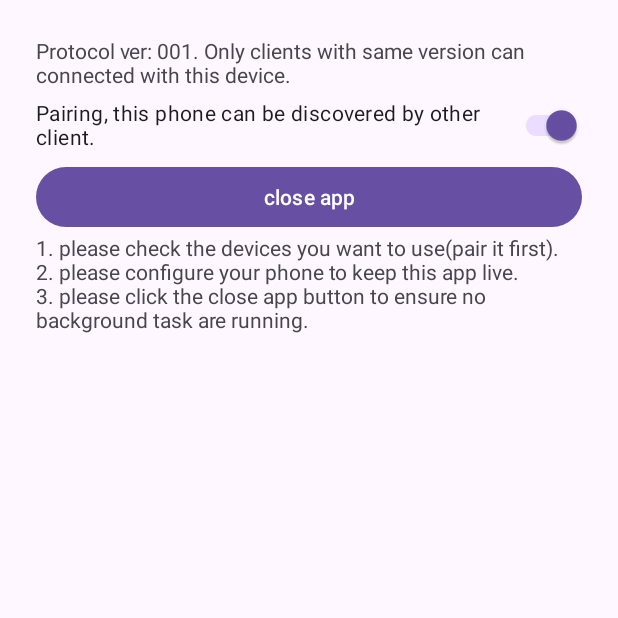
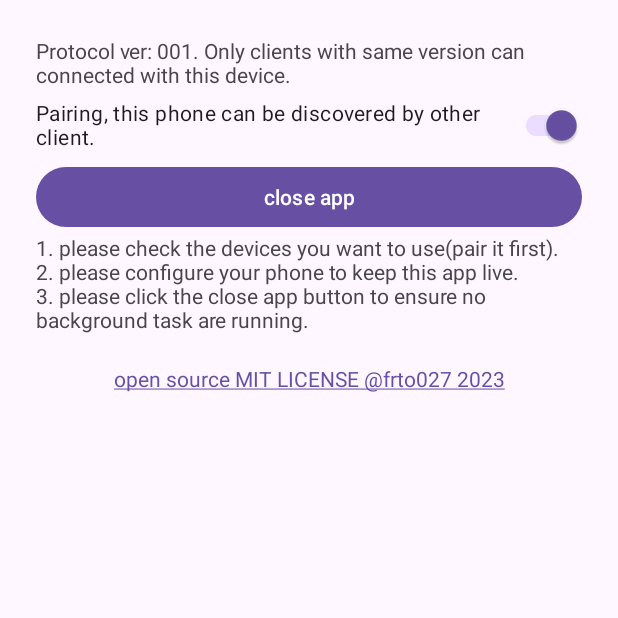
Before and after one commit to frto027/HeartbeatLanServer, an Android app: the screen it shows after launch (MainActivity), on a phone screen of 412 x 824 dp, the top half of it. Run offline under Robolectric (Android 15) with nearby library versions, the phone set to English and light mode, and no system bars; network calls fail.

Commit message:
add a beautiful MIT licence

```diff
--- a/app/src/main/java/top/frto027/heartbeatlanserver/MainActivity.java
+++ b/app/src/main/java/top/frto027/heartbeatlanserver/MainActivity.java
@@ -9,7 +9,9 @@ import android.bluetooth.BluetoothGattCharacteristic;
 import android.bluetooth.BluetoothGattDescriptor;
 import android.bluetooth.BluetoothGattService;
 import android.bluetooth.BluetoothProfile;
+import android.content.Intent;
 import android.content.pm.PackageManager;
+import android.net.Uri;
 import android.os.Build;
 import android.os.Bundle;
 
@@ -18,6 +20,7 @@ import androidx.appcompat.app.AppCompatActivity;
 
 import android.os.Handler;
 import android.os.Process;
+import android.text.Html;
 import android.util.Log;
 import android.view.View;
 
@@ -220,6 +223,18 @@ public class MainActivity extends AppCompatActivity {
         ((TextView)findViewById(R.id.protocol_ver_tv)).setText(
                 String.format(getText(R.string.protocol_ver_hint).toString(),
                         HeartDeviceServerThread.UdpServerThread.PROTOCOL_VER));
+        TextView licenseTv = (TextView)findViewById(R.id.license_tv);
+        licenseTv.setText(
+                Html.fromHtml("<a href='#'>"
+                        + getText(R.string.license) + "</a>", Html.FROM_HTML_MODE_LEGACY));
+        licenseTv.setOnClickListener((e)->{
+            Intent i = new Intent(Intent.ACTION_VIEW);
+            i.setData(Uri.parse("https://github.com/frto027/HeartbeatLanServer"));
+            startActivity(i);
+            /* don't bother user. the link will remove it self once clicked. */
+            licenseTv.setOnClickListener(null);
+            licenseTv.setText(R.string.license);
+        });
 
         broadcastToggleSwitch.setText(R.string.pairing_can_be_discovered);
         broadcastToggleSwitch.setOnCheckedChangeListener((b,c)->{
--- a/app/src/main/res/layout/activity_main.xml
+++ b/app/src/main/res/layout/activity_main.xml
@@ -46,6 +46,15 @@
                 android:layout_width="match_parent"
                 android:layout_height="wrap_content"
                 android:text="@string/close_warning"/>
+            <TextView
+                android:layout_width="match_parent"
+                android:layout_height="wrap_content"
+                android:textAlignment="center"
+                android:layout_marginTop="20dp"
+                android:textColor="#8A8A8A"
+                android:id="@+id/license_tv"
+                android:text="@string/license"
+                />
         </androidx.appcompat.widget.LinearLayoutCompat>
     </ScrollView>
 
--- a/app/src/main/res/values/strings.xml
+++ b/app/src/main/res/values/strings.xml
@@ -20,4 +20,5 @@
     <string name="app_selfkill">the heartbeat lan app will stop.</string>
     <string name="close_warning">1. please check the devices you want to use(pair it first).\n2. please configure your phone to keep this app live.\n3. please click the close app button to ensure no background task are running.</string>
     <string name="protocol_ver_hint">Protocol ver: %s. Only clients with same version can connected with this device.</string>
+    <string name="license">open source MIT LICENSE @frto027 2023</string>
 </resources>
```
Also changed, not shown: 2 other files.
